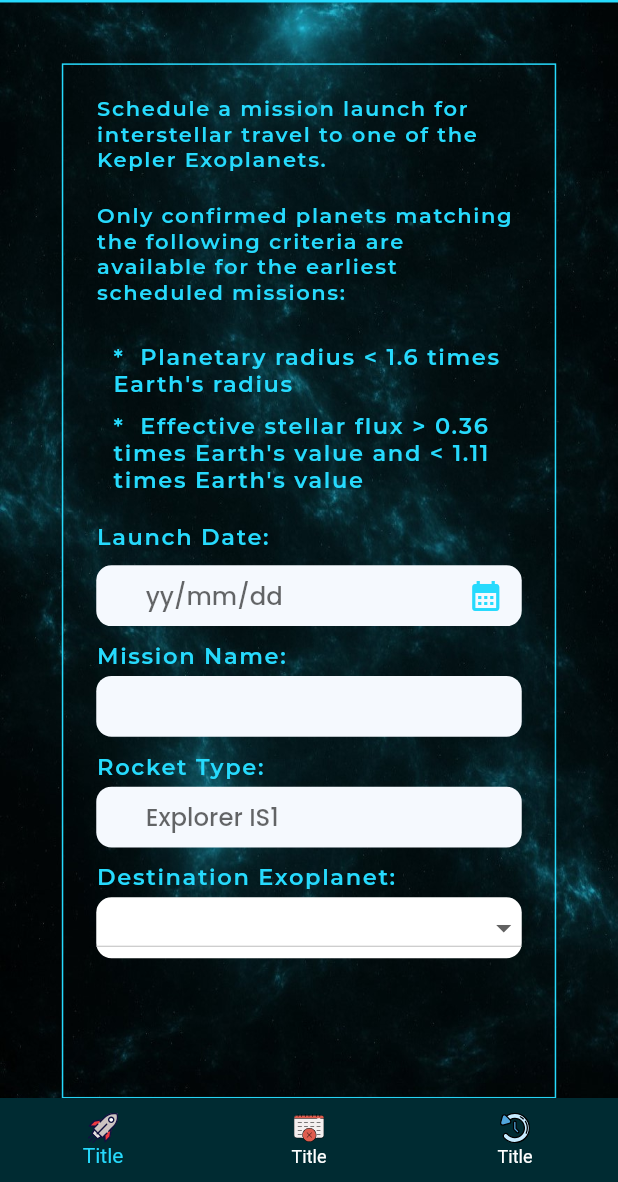
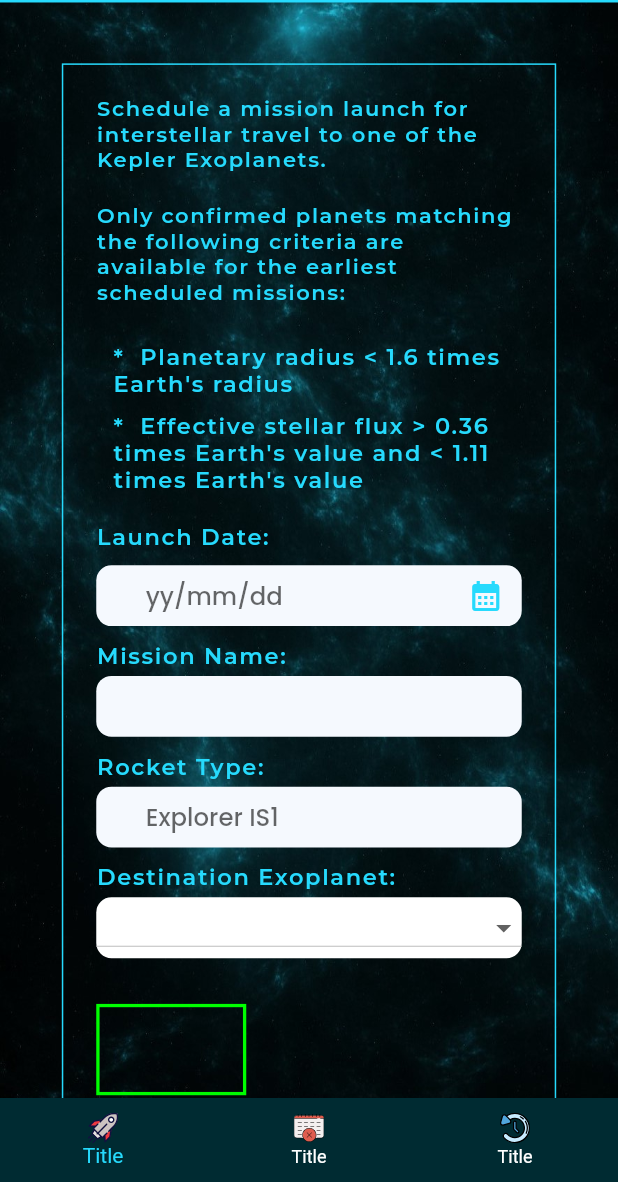
Before and after one commit to DARK-PROGRAMMER-I/NASA_MOBILE_VERSION, a Flutter app: the screen it shows after launch, scrolled down 76 dp, on a phone screen of 412 x 824 dp, the part 54-1236 px from its top. Run offline on Flutter 3.47's test engine with Material 2 defaults, Android fonts, the phone set to English and light mode, and no system bars; our stand-ins replace flutter_screenutil, flutter_svg, google_fonts.

Commit message:
Drop Down

```diff
--- a/lib/screens/home/home_screen.dart
+++ b/lib/screens/home/home_screen.dart
@@ -53,7 +53,7 @@ class HomeScreen extends StatelessWidget {
           ),
           SizedBox(height: 40.h,),
           Container(
-            height: 680.h,
+            height: 750.h,
             width: 300.w,
             decoration: BoxDecoration(
               border: Border.fromBorderSide(
--- a/lib/widgets/home_widgets/home_form_widget.dart
+++ b/lib/widgets/home_widgets/home_form_widget.dart
@@ -6,6 +6,7 @@ import 'package:nasa_mission_control/widgets/home_widgets/drop_down_field.dart';
 import '../../utils/colors.dart';
 import 'date_picker_function.dart';
 import 'date_text_field.dart';
+import 'launch_button.dart';
 
 class HomeFormWidget extends StatefulWidget {
   const HomeFormWidget({Key? key}) : super(key: key);
@@ -79,7 +80,7 @@ class _HomeFormWidgetState extends State<HomeFormWidget> {
           SemiBoldText(name: "Destination Exoplanet: "),
           DropDownField(),
           SizedBox(height: 30.h,),
-
+          LaunchButton()
         ],
       ),
     );
--- a/lib/widgets/home_widgets/launch_button.dart
+++ b/lib/widgets/home_widgets/launch_button.dart
@@ -1,5 +1,6 @@
 import 'package:flutter/material.dart';
 import 'package:flutter_screenutil/flutter_screenutil.dart';
+import 'package:nasa_mission_control/utils/colors.dart';
 
 class LaunchButton extends StatelessWidget {
   const LaunchButton({Key? key}) : super(key: key);
@@ -7,10 +8,17 @@ class LaunchButton extends StatelessWidget {
   @override
   Widget build(BuildContext context) {
     return Container(
+      alignment: Alignment.center,
       height: 60.h,
-      width: 100.w,
+      width: 100,
       decoration: BoxDecoration(
+        border: Border.fromBorderSide(
+            BorderSide(
+              color: AppColors.kButtonColor,
+              width: 2.w
 
+            ),
+        )
       ),
     );
   }
```
